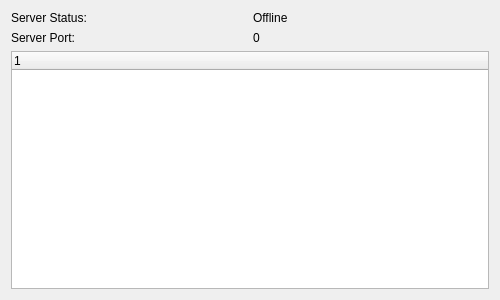
CalcProgrammer1/OpenRGB, file qt/OpenRGBServerInfoPage.ui: the form before one commit.
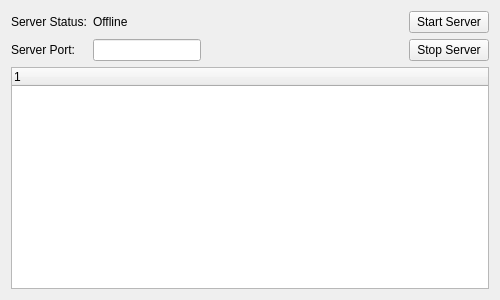
The form after the commit.

Commit message: Add server information to user interface and provide buttons to start and stop server, change port

The edit to the form file:
```diff
--- a/qt/OpenRGBServerInfoPage.ui
+++ b/qt/OpenRGBServerInfoPage.ui
@@ -14,6 +14,19 @@
    <string>Frame</string>
   </property>
   <layout class="QGridLayout" name="gridLayout">
+   <item row="0" column="2">
+    <spacer name="horizontalSpacer">
+     <property name="orientation">
+      <enum>Qt::Horizontal</enum>
+     </property>
+     <property name="sizeHint" stdset="0">
+      <size>
+       <width>40</width>
+       <height>20</height>
+      </size>
+     </property>
+    </spacer>
+   </item>
    <item row="0" column="0">
     <widget class="QLabel" name="ServerStatusLabel">
      <property name="text">
@@ -28,7 +41,21 @@
      </property>
     </widget>
    </item>
-   <item row="2" column="0" colspan="2">
+   <item row="1" column="0">
+    <widget class="QLabel" name="ServerPortLabel">
+     <property name="text">
+      <string>Server Port:</string>
+     </property>
+    </widget>
+   </item>
+   <item row="0" column="3">
+    <widget class="QPushButton" name="ServerStartButton">
+     <property name="text">
+      <string>Start Server</string>
+     </property>
+    </widget>
+   </item>
+   <item row="2" column="0" colspan="4">
     <widget class="QTreeWidget" name="treeWidget">
      <column>
       <property name="text">
@@ -37,17 +64,20 @@
      </column>
     </widget>
    </item>
-   <item row="1" column="0">
-    <widget class="QLabel" name="ServerPortLabel">
+   <item row="1" column="3">
+    <widget class="QPushButton" name="ServerStopButton">
      <property name="text">
-      <string>Server Port:</string>
+      <string>Stop Server</string>
      </property>
     </widget>
    </item>
    <item row="1" column="1">
-    <widget class="QLabel" name="ServerPortValue">
-     <property name="text">
-      <string>0</string>
+    <widget class="QLineEdit" name="ServerPortValue">
+     <property name="sizePolicy">
+      <sizepolicy hsizetype="Fixed" vsizetype="Fixed">
+       <horstretch>0</horstretch>
+       <verstretch>0</verstretch>
+      </sizepolicy>
      </property>
     </widget>
    </item>
```
The commit also changes 8 other files.
